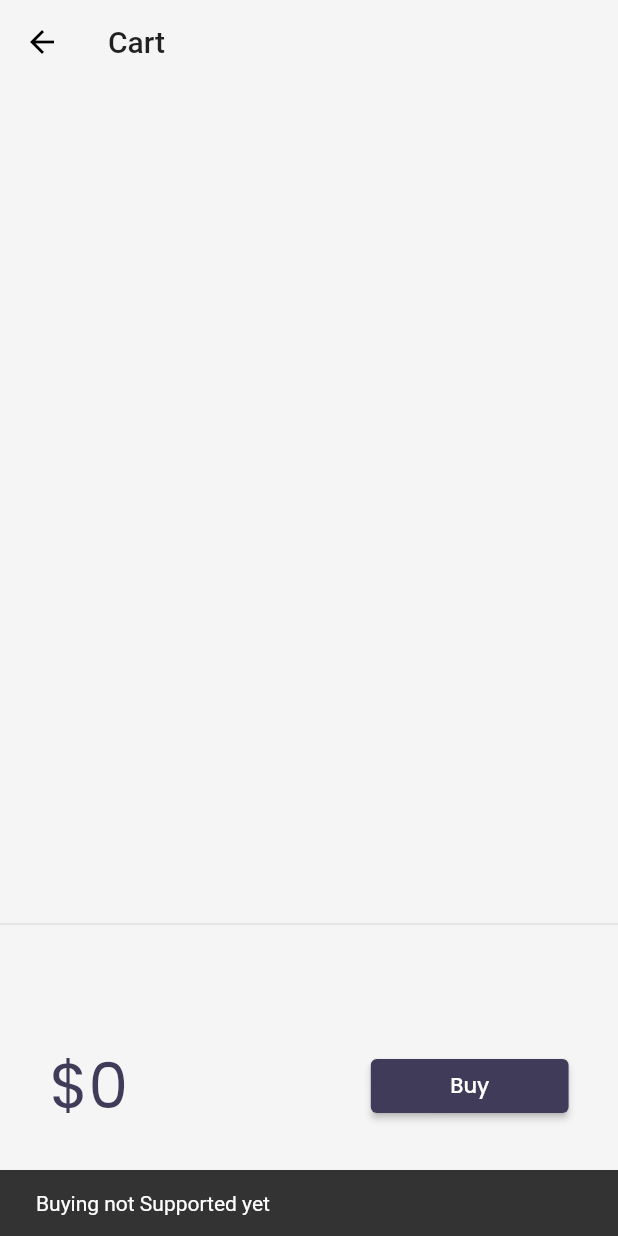
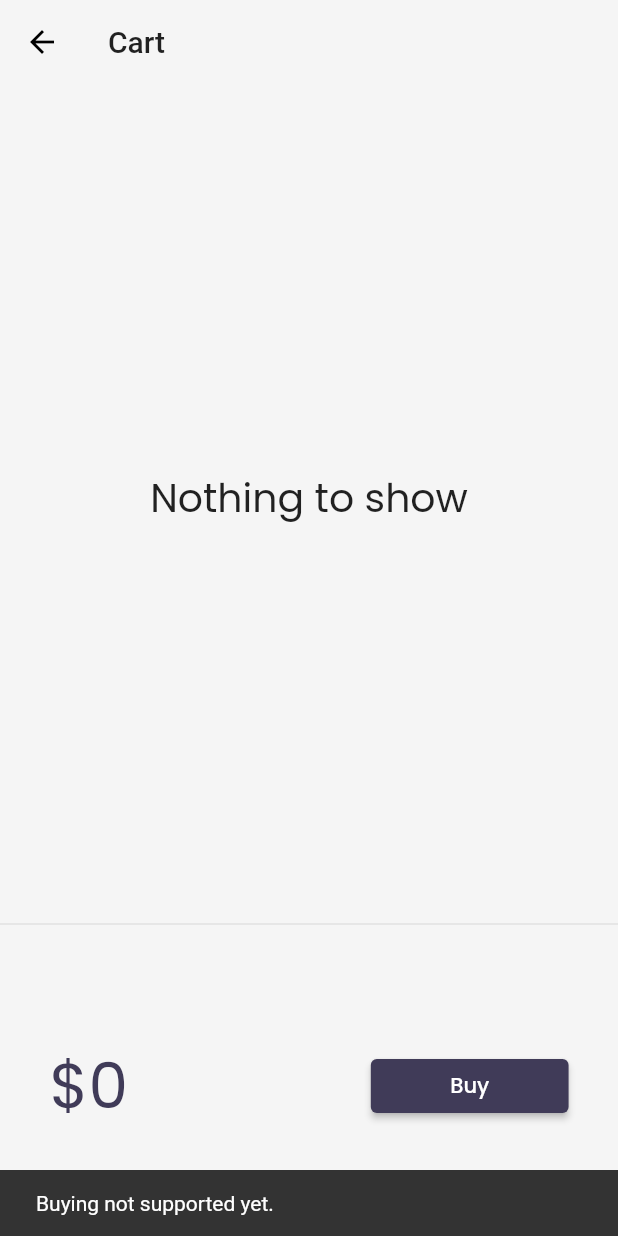
Before and after one commit to getkeshav/flutter_catalog, a Flutter app: the CartPage screen opened by its route, after a tap on "Buy", on a phone screen of 412 x 824 dp. Run offline on Flutter 3.47's test engine with Material 2 defaults, Android fonts, the phone set to English and light mode, and no system bars; drawn by our look-alikes of velocity_x; our stand-ins replace google_fonts; network calls fail.

Commit message:
Day 28 completed

```diff
--- a/lib/pages/cart_page.dart
+++ b/lib/pages/cart_page.dart
@@ -1,17 +1,15 @@
 import 'package:flutter/material.dart';
-import 'package:flutter_application_1/models/cart.dart';
 import 'package:velocity_x/velocity_x.dart';
-
 import '../core/store.dart';
-import '../models/catalog.dart';
-import '../widgets/themes.dart';
+import '../models/cart.dart';
 
 class CartPage extends StatelessWidget {
   @override
   Widget build(BuildContext context) {
     return Scaffold(
+      backgroundColor: context.canvasColor,
       appBar: AppBar(
-        backgroundColor: context.canvasColor,
+        backgroundColor: Colors.transparent,
         title: "Cart".text.make(),
       ),
       body: Column(
@@ -28,32 +26,34 @@ class CartPage extends StatelessWidget {
 class _CartTotal extends StatelessWidget {
   @override
   Widget build(BuildContext context) {
-    final _cart = CartModel();
+    final CartModel _cart = (VxState.store as MyStore).cart;
     return SizedBox(
       height: 200,
       child: Row(
         mainAxisAlignment: MainAxisAlignment.spaceAround,
         children: [
-          "\$${_cart.totalPrice}"
+          VxBuilder( // it'll rebuild the price button only, when item is removed not the whole cart page
+            mutations: {RemoveMutation},
+            builder: (context, _, status) {
+              return "\$${_cart.totalPrice}"
                   .text
                   .xl5
                   .color(context.theme.accentColor)
-              .make(),
+                  .make();
+            },
+          ),
           30.widthBox,
           ElevatedButton(
             onPressed: () {
-                    ScaffoldMessenger.of(context).showSnackBar(
-                      SnackBar(
-                        content: "Buying not Supported yet".text.make(),
-                      ),
-                    );
+              ScaffoldMessenger.of(context).showSnackBar(SnackBar(
+                content: "Buying not supported yet.".text.make(),
+              ));
             },
             style: ButtonStyle(
                 backgroundColor:
-                        MaterialStateProperty.all(context.theme.buttonColor),
-                  ),
-                  child: "Buy".text.white.make())
-              .w32(context)
+                    MaterialStateProperty.all(context.theme.buttonColor)),
+            child: "Buy".text.white.make(),
+          ).w32(context)
         ],
       ),
     );
@@ -61,19 +61,19 @@ class _CartTotal extends StatelessWidget {
 }
 
 class _CartList extends StatelessWidget {
-final CartModel _cart = (VxState.store as MyStore).cart;
   @override
   Widget build(BuildContext context) {
-    return ListView.builder(
+    VxState.watch(context, on: [RemoveMutation]);
+    final CartModel _cart = (VxState.store as MyStore).cart;
+    return _cart.items.isEmpty
+        ? "Nothing to show".text.xl3.makeCentered()
+        : ListView.builder(
             itemCount: _cart.items?.length,
             itemBuilder: (context, index) => ListTile(
               leading: Icon(Icons.done),
               trailing: IconButton(
                 icon: Icon(Icons.remove_circle_outline),
-          onPressed: () {
-            _cart.remove(_cart.items[index]);
-            // setState(() {});
-          },
+                onPressed: () => RemoveMutation(_cart.items[index]),
               ),
               title: _cart.items[index].name.text.make(),
             ),
```
Also changed, not shown: lib/models/cart.dart (+14 -9 lines), lib/widgets/home_widgets/add_to_cart.dart (+4 -3 lines). Lines whose indentation alone changed are shown as unchanged.
